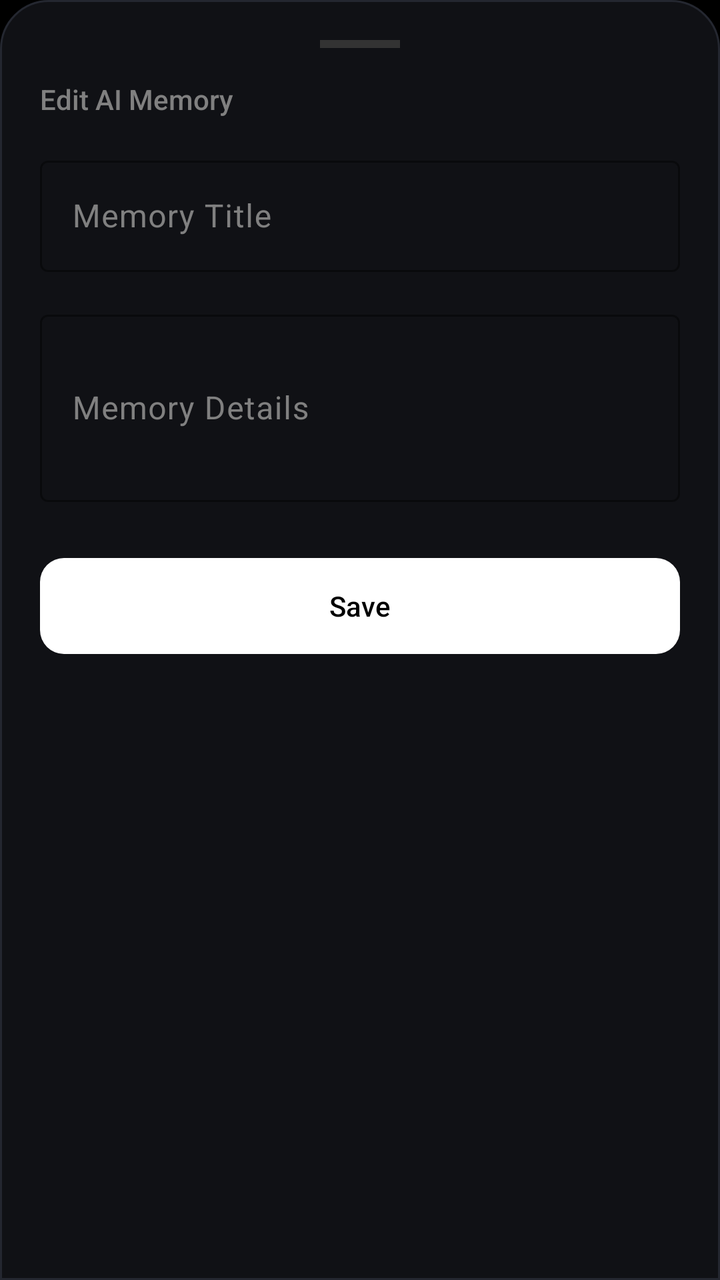
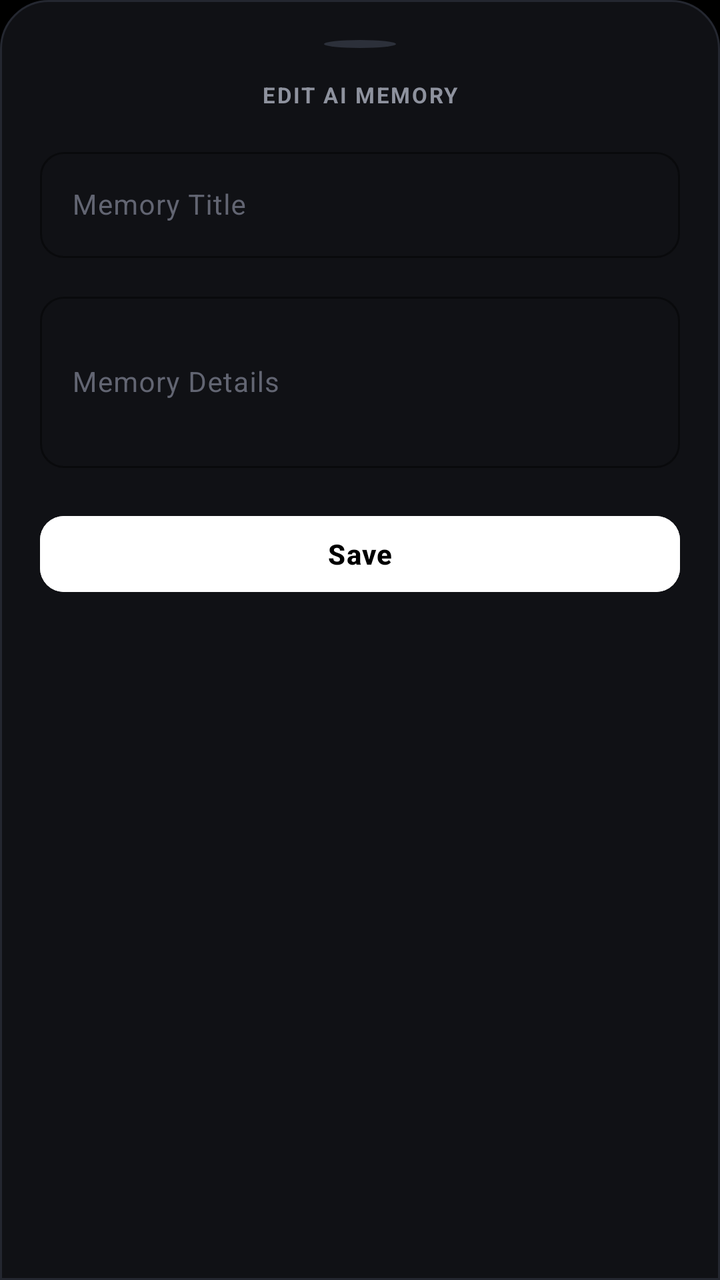

An Android layout rendered at two revisions. The XML below is the earlier revision; the diff shows what the commit changed to produce the second picture.
<!-- AndroidManifest.xml: application theme Theme.NexV1 -->
<!-- res/layout/dialog_edit_memory.xml -->
<?xml version="1.0" encoding="utf-8"?>
<LinearLayout xmlns:android="http://schemas.android.com/apk/res/android"
    xmlns:app="http://schemas.android.com/apk/res-auto"
    android:layout_width="match_parent"
    android:layout_height="wrap_content"
    android:background="@drawable/bg_bottom_sheet"
    android:orientation="vertical"
    android:padding="20dp">

    <View
        android:layout_width="40dp"
        android:layout_height="4dp"
        android:layout_gravity="center_horizontal"
        android:layout_marginBottom="16dp"
        android:background="#333333" />

    <TextView
        android:layout_width="match_parent"
        android:layout_height="wrap_content"
        android:layout_marginBottom="16dp"
        android:text="Edit AI Memory"
        android:textColor="#808080"
        android:textSize="14sp"
        android:fontFamily="sans-serif-medium"/>

    
    <com.google.android.material.textfield.TextInputLayout
        android:layout_width="match_parent"
        android:layout_height="wrap_content"
        android:layout_marginBottom="16dp"
        style="@style/Widget.Material3.TextInputLayout.OutlinedBox"
        app:boxStrokeColor="@android:color/white"
        app:hintTextColor="#808080"
        android:textColorHint="#808080"
        android:hint="Memory Title">

        <com.google.android.material.textfield.TextInputEditText
            android:id="@+id/edit_memory_title"
            android:layout_width="match_parent"
            android:layout_height="wrap_content"
            android:inputType="text"
            android:maxLines="1"
            android:textColor="@android:color/white" />

    </com.google.android.material.textfield.TextInputLayout>

    
    <com.google.android.material.textfield.TextInputLayout
        android:layout_width="match_parent"
        android:layout_height="wrap_content"
        style="@style/Widget.Material3.TextInputLayout.OutlinedBox"
        app:boxStrokeColor="@android:color/white"
        app:hintTextColor="#808080"
        android:textColorHint="#808080"
        android:hint="Memory Details">

        <com.google.android.material.textfield.TextInputEditText
            android:id="@+id/edit_memory_content"
            android:layout_width="match_parent"
            android:layout_height="wrap_content"
            android:inputType="textMultiLine"
            android:minLines="3"
            android:maxLines="6"
            android:textColor="@android:color/white" />

    </com.google.android.material.textfield.TextInputLayout>

    <com.google.android.material.button.MaterialButton
        android:id="@+id/btn_save_memory_edit"
        style="@style/Widget.Material3.Button"
        android:layout_width="match_parent"
        android:layout_height="56dp"
        android:layout_marginTop="24dp"
        android:text="@string/save"
        app:cornerRadius="12dp" />

</LinearLayout>
<!-- resources referenced by this layout -->
<resources>
  <!-- drawable bg_bottom_sheet (drawable) -->
  <?xml version="1.0" encoding="utf-8"?>
  <shape xmlns:android="http://schemas.android.com/apk/res/android">
      <solid android:color="#101115" />
      <stroke
          android:width="1dp"
          android:color="#242730" />
      <corners
          android:topLeftRadius="24dp"
          android:topRightRadius="24dp" />
  </shape>
  <string name="save">Save</string>
  <style name="Theme.NexV1" parent="Theme.Material3.DayNight.NoActionBar">
          
          <item name="colorPrimary">@color/white</item>
          <item name="colorOnPrimary">@color/black</item>
          <item name="colorSecondary">#8E8E93</item>
  
          
          <item name="android:textColorHighlight">@color/selection_color</item>
          <item name="colorControlActivated">@color/white</item>
          <item name="colorControlHighlight">@color/selection_color</item>
  
          
          <item name="android:colorBackground">@color/black</item>
          <item name="android:windowBackground">@color/black</item>
  
          
          <item name="android:statusBarColor">@color/black</item>
          <item name="android:windowFullscreen">false</item>
          <item name="android:fitsSystemWindows">true</item>
      </style>
  <color name="white">#FFFFFF</color>
  <color name="black">#000000</color>
  <color name="selection_color">#40FFFFFF</color>
</resources>

<!-- the commit's change to res/layout/dialog_edit_memory.xml (unified diff, before → after) -->
@@ -8,31 +8,38 @@
     android:padding="20dp">
 
     <View
-        android:layout_width="40dp"
+        android:layout_width="36dp"
         android:layout_height="4dp"
         android:layout_gravity="center_horizontal"
         android:layout_marginBottom="16dp"
-        android:background="#333333" />
+        android:background="@drawable/bg_dot"
+        android:backgroundTint="#2C303A" />
 
     <TextView
         android:layout_width="match_parent"
         android:layout_height="wrap_content"
         android:layout_marginBottom="16dp"
-        android:text="Edit AI Memory"
-        android:textColor="#808080"
-        android:textSize="14sp"
-        android:fontFamily="sans-serif-medium"/>
+        android:letterSpacing="0.08"
+        android:text="EDIT AI MEMORY"
+        android:textAlignment="center"
+        android:textColor="#8E929E"
+        android:textSize="11sp"
+        android:textStyle="bold" />
 
     
     <com.google.android.material.textfield.TextInputLayout
+        style="@style/Widget.Material3.TextInputLayout.OutlinedBox"
         android:layout_width="match_parent"
         android:layout_height="wrap_content"
-        android:layout_marginBottom="16dp"
-        style="@style/Widget.Material3.TextInputLayout.OutlinedBox"
+        android:layout_marginBottom="14dp"
+        android:hint="Memory Title"
+        android:textColorHint="#626572"
+        app:boxCornerRadiusBottomEnd="12dp"
+        app:boxCornerRadiusBottomStart="12dp"
+        app:boxCornerRadiusTopEnd="12dp"
+        app:boxCornerRadiusTopStart="12dp"
         app:boxStrokeColor="@android:color/white"
-        app:hintTextColor="#808080"
-        android:textColorHint="#808080"
-        android:hint="Memory Title">
+        app:hintTextColor="#8E929E">
 
         <com.google.android.material.textfield.TextInputEditText
             android:id="@+id/edit_memory_title"
@@ -40,28 +47,34 @@
             android:layout_height="wrap_content"
             android:inputType="text"
             android:maxLines="1"
-            android:textColor="@android:color/white" />
+            android:textColor="@android:color/white"
+            android:textSize="14sp" />
 
     </com.google.android.material.textfield.TextInputLayout>
 
     
     <com.google.android.material.textfield.TextInputLayout
+        style="@style/Widget.Material3.TextInputLayout.OutlinedBox"
         android:layout_width="match_parent"
         android:layout_height="wrap_content"
-        style="@style/Widget.Material3.TextInputLayout.OutlinedBox"
+        android:hint="Memory Details"
+        android:textColorHint="#626572"
+        app:boxCornerRadiusBottomEnd="12dp"
+        app:boxCornerRadiusBottomStart="12dp"
+        app:boxCornerRadiusTopEnd="12dp"
+        app:boxCornerRadiusTopStart="12dp"
         app:boxStrokeColor="@android:color/white"
-        app:hintTextColor="#808080"
-        android:textColorHint="#808080"
-        android:hint="Memory Details">
+        app:hintTextColor="#8E929E">
 
         <com.google.android.material.textfield.TextInputEditText
             android:id="@+id/edit_memory_content"
             android:layout_width="match_parent"
             android:layout_height="wrap_content"
             android:inputType="textMultiLine"
+            android:maxLines="6"
             android:minLines="3"
-            android:maxLines="6"
-            android:textColor="@android:color/white" />
+            android:textColor="@android:color/white"
+            android:textSize="14sp" />
 
     </com.google.android.material.textfield.TextInputLayout>
 
@@ -69,9 +82,14 @@
         android:id="@+id/btn_save_memory_edit"
         style="@style/Widget.Material3.Button"
         android:layout_width="match_parent"
-        android:layout_height="56dp"
-        android:layout_marginTop="24dp"
+        android:layout_height="46dp"
+        android:layout_marginTop="20dp"
+        android:backgroundTint="@android:color/white"
+        android:letterSpacing="0.04"
         android:text="@string/save"
+        android:textColor="@android:color/black"
+        android:textSize="14sp"
+        android:textStyle="bold"
         app:cornerRadius="12dp" />
 
 </LinearLayout>
<!-- resource entries referenced after the edit -->
@@ -10,6 +10,11 @@
       <corners
           android:topLeftRadius="24dp"
           android:topRightRadius="24dp" />
+  </shape>
+  <!-- drawable bg_dot (drawable) -->
+  <shape xmlns:android="http://schemas.android.com/apk/res/android"
+      android:shape="oval">
+      <solid android:color="#888888"/>
   </shape>
   <string name="save">Save</string>
   <style name="Theme.NexV1" parent="Theme.Material3.DayNight.NoActionBar">
